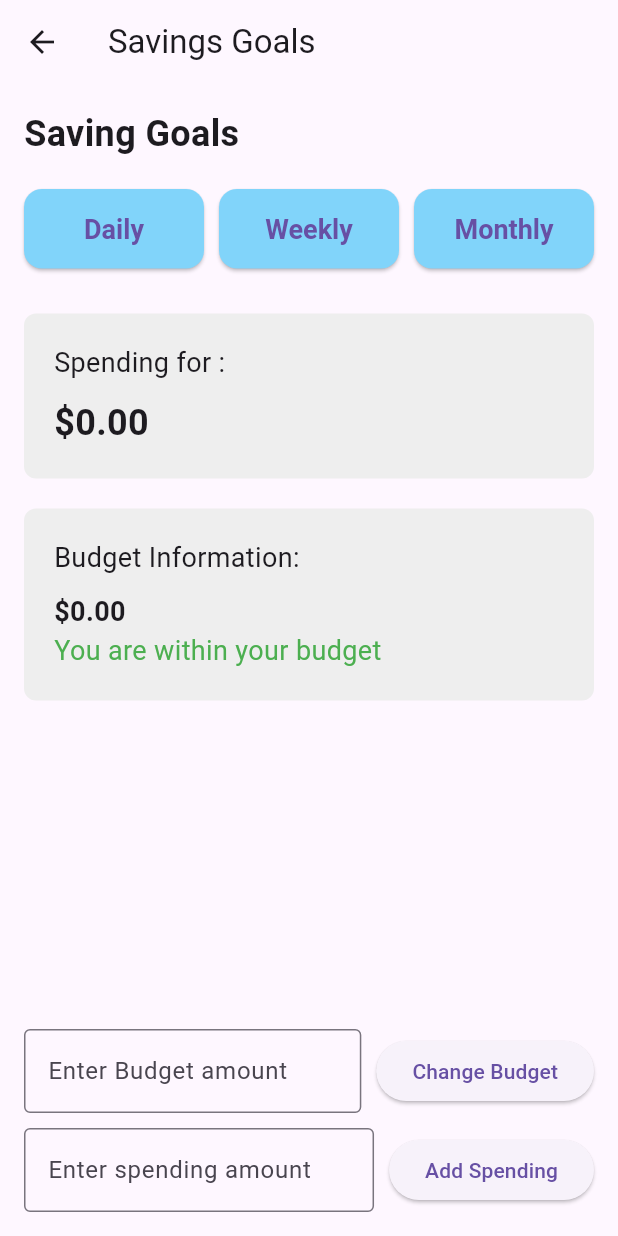
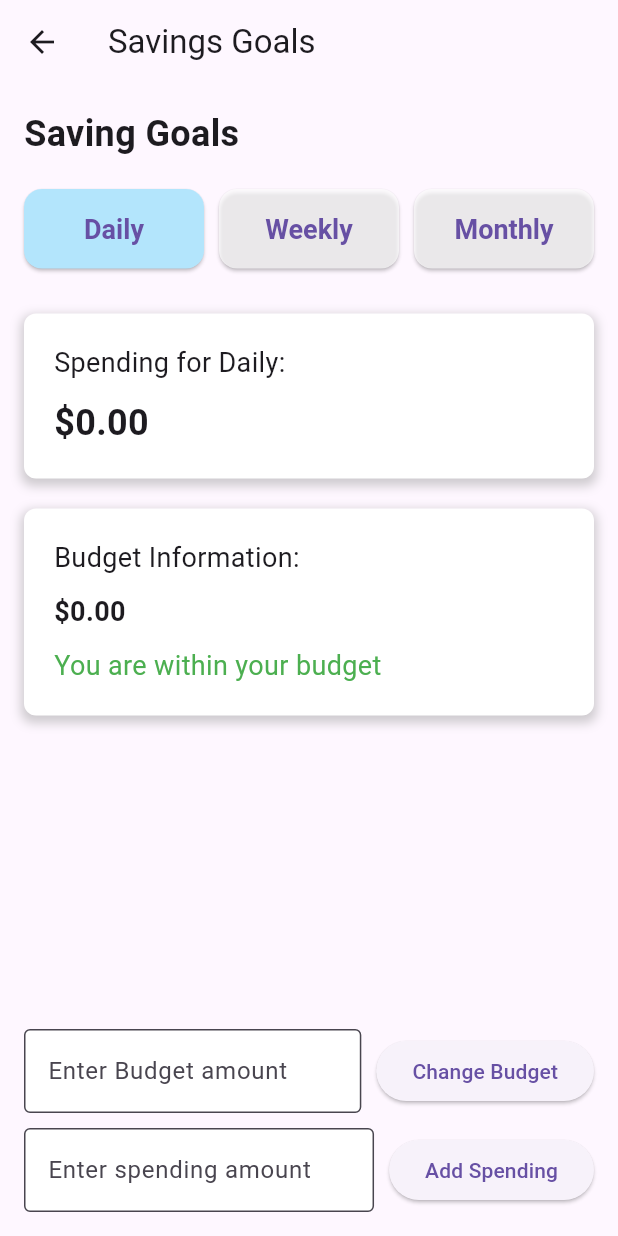
Before and after one commit to sheemieai/personal_finance_manager_app, a Flutter app: the SavingGoalsPage screen opened directly, on a phone screen of 412 x 824 dp. Run offline on Flutter 3.47's test engine with Material 3 defaults, Android fonts, the phone set to English and light mode, and no system bars; our stand-ins replace sqflite; accounts and stored records are empty.

Commit message:
Made cosmetic changes to the expenses, saving_goals, and investment pages

```diff
--- a/lib/pages/3/expenses_page.dart
+++ b/lib/pages/3/expenses_page.dart
@@ -230,7 +230,6 @@ class _ExpensesPageState extends State<ExpensesPage> {
                             ElevatedButton(
                               onPressed: addExpenseToDatabase,
                               style: ElevatedButton.styleFrom(
-                                backgroundColor: Colors.blue[300],
                                 padding: const EdgeInsets.symmetric(horizontal: 20, vertical: 15),
                                 shape: RoundedRectangleBorder(
                                   borderRadius: BorderRadius.circular(10),
--- a/lib/pages/4/savings_goals_page.dart
+++ b/lib/pages/4/savings_goals_page.dart
@@ -11,7 +11,7 @@ class SavingGoalsPage extends StatefulWidget {
 class _SavingGoalsPageState extends State<SavingGoalsPage> {
   String errorMessage = '';
 
-  String selectedOption = '';
+  String selectedOption = 'Daily';
   int? currentSpending = 0;
 
   int? currentBudget = 0;
@@ -199,8 +199,8 @@ class _SavingGoalsPageState extends State<SavingGoalsPage> {
                         fontWeight: FontWeight.bold,
                       ),
                       backgroundColor: selectedOption == 'Daily'
-                          ? Colors.blue
-                          : Colors.lightBlue[200],
+                          ? Colors.lightBlue[100]
+                          : Colors.white70,
                       shape: RoundedRectangleBorder(
                         borderRadius: BorderRadius.circular(12),
                       ),
@@ -224,8 +224,8 @@ class _SavingGoalsPageState extends State<SavingGoalsPage> {
                         fontWeight: FontWeight.bold,
                       ),
                       backgroundColor: selectedOption == 'Weekly'
-                          ? Colors.blue
-                          : Colors.lightBlue[200],
+                          ? Colors.lightBlue[100]
+                          : Colors.white70,
                       shape: RoundedRectangleBorder(
                         borderRadius: BorderRadius.circular(12),
                       ),
@@ -249,8 +249,8 @@ class _SavingGoalsPageState extends State<SavingGoalsPage> {
                         fontWeight: FontWeight.bold,
                       ),
                       backgroundColor: selectedOption == 'Monthly'
-                          ? Colors.blue
-                          : Colors.lightBlue[200],
+                          ? Colors.lightBlue[100]
+                          : Colors.white70,
                       shape: RoundedRectangleBorder(
                         borderRadius: BorderRadius.circular(12),
                       ),
@@ -273,8 +273,16 @@ class _SavingGoalsPageState extends State<SavingGoalsPage> {
             Container(
               padding: const EdgeInsets.all(20.0),
               decoration: BoxDecoration(
-                color: Colors.grey[200],
+                color: Colors.white,
                 borderRadius: BorderRadius.circular(8.0),
+                boxShadow: [
+                  BoxShadow(
+                    color: Colors.grey.withOpacity(0.5),
+                    spreadRadius: 2,
+                    blurRadius: 5,
+                    offset: const Offset(0, 3),
+                  ),
+                ],
               ),
               child: Column(
                 crossAxisAlignment: CrossAxisAlignment.start,
@@ -297,8 +305,16 @@ class _SavingGoalsPageState extends State<SavingGoalsPage> {
             Container(
               padding: const EdgeInsets.all(20.0),
               decoration: BoxDecoration(
-                color: Colors.grey[200],
+                color: Colors.white,
                 borderRadius: BorderRadius.circular(8.0),
+                boxShadow: [
+                  BoxShadow(
+                    color: Colors.grey.withOpacity(0.5),
+                    spreadRadius: 2,
+                    blurRadius: 5,
+                    offset: const Offset(0, 3),
+                  ),
+                ],
               ),
               child: Column(
                 crossAxisAlignment: CrossAxisAlignment.start,
@@ -315,6 +331,7 @@ class _SavingGoalsPageState extends State<SavingGoalsPage> {
                       fontWeight: FontWeight.bold,
                     ),
                   ),
+                  const SizedBox(height: 10),
                   Text(
                     (currentSpending ?? 0) > (currentBudget ?? 0)
                         ? 'You are overspending!'
@@ -341,6 +358,8 @@ class _SavingGoalsPageState extends State<SavingGoalsPage> {
                     decoration: const InputDecoration(
                       labelText: 'Enter Budget amount',
                       border: OutlineInputBorder(),
+                      filled: true,
+                      fillColor: Colors.white,
                     ),
                   ),
                 ),
@@ -367,6 +386,8 @@ class _SavingGoalsPageState extends State<SavingGoalsPage> {
                     decoration: const InputDecoration(
                       labelText: 'Enter spending amount',
                       border: OutlineInputBorder(),
+                      filled: true,
+                      fillColor: Colors.white,
                     ),
                   ),
                 ),
--- a/lib/pages/5/investments_page.dart
+++ b/lib/pages/5/investments_page.dart
@@ -196,7 +196,6 @@ class _InvestmentPageState extends State<InvestmentPage> {
                   ElevatedButton(
                     onPressed: _addInvestment,
                     style: ElevatedButton.styleFrom(
-                      backgroundColor: Colors.blue[300],
                       padding: const EdgeInsets.symmetric(
                           horizontal: 20, vertical: 15),
                       shape: RoundedRectangleBorder(
```
